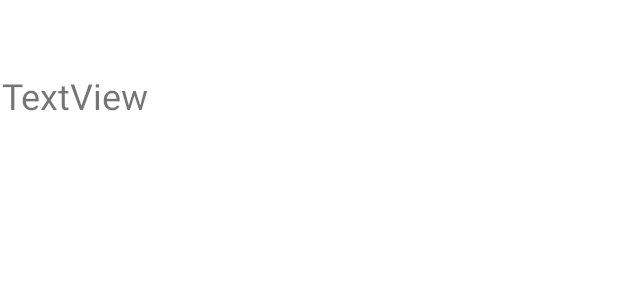
After one commit to DaydreamerBECZ/CadeauCommun, an Android app: the layout layout_participants.xml on its own in the app's theme, with its tools: preview values and no code run, on a phone screen of 412 x 824 dp. The commit adds this screen. Shown: the top 300 px of the screen. Run offline under Robolectric (Android 15) with nearby library versions, the phone set to English and light mode, and no system bars.

```diff
--- a/CadeauCommun/app/src/main/java/com/example/cadeaucommun/BLL/Model/Evenement.java
+++ b/CadeauCommun/app/src/main/java/com/example/cadeaucommun/BLL/Model/Evenement.java
@@ -11,6 +11,7 @@ public class Evenement {
     private String description;
     private LocalDate beginDate;
     private LocalDate endDate;
+    private int organizerID;
 
     public Evenement(String title, String description, LocalDate beginDate, LocalDate endDate) {
         this.id = auto_id++;
--- a/CadeauCommun/app/src/main/java/com/example/cadeaucommun/DAL/MyHelper.java
+++ b/CadeauCommun/app/src/main/java/com/example/cadeaucommun/DAL/MyHelper.java
@@ -36,7 +36,8 @@ public class MyHelper extends SQLiteOpenHelper {
                 "title TEXT, " +
                 "description TEXT, " +
                 "beginDate TEXT," +
-                "endDate TEXT)"
+                "endDate TEXT,"  +
+                "FOREIGN KEY (OrganizerID) REFERENCES participant(id))"
         );
 
         db.execSQL("CREATE TABLE invitation(" +
--- a/CadeauCommun/app/src/main/java/com/example/cadeaucommun/FEL/Activity/eventManagerActivity.java
+++ b/CadeauCommun/app/src/main/java/com/example/cadeaucommun/FEL/Activity/eventManagerActivity.java
@@ -11,10 +11,9 @@ import android.os.Build;
 import android.os.Bundle;
 import android.view.View;
 import android.widget.Button;
-import android.widget.LinearLayout;
 
 import com.example.cadeaucommun.DAL.ConcreteDAOs.EvenementDAO;
-import com.example.cadeaucommun.FEL.Helpers.EventContext.EventAdapter;
+import com.example.cadeaucommun.FEL.Helpers.RecycleViewHelper.EventAdapter;
 import com.example.cadeaucommun.R;
 
 public class eventManagerActivity extends AppCompatActivity {
@@ -41,7 +40,7 @@ public class eventManagerActivity extends AppCompatActivity {
         events.setOnClickListener(new View.OnClickListener() {
             @Override
             public void onClick(View view) {
-
+               // Intent edit = new Intent(this, )
             }
         });
 
--- a/CadeauCommun/app/src/main/java/com/example/cadeaucommun/FEL/Helpers/EventContext/EventAdapter.java
+++ b/CadeauCommun/app/src/main/java/com/example/cadeaucommun/FEL/Helpers/RecycleViewHelper/EventAdapter.java
@@ -1,16 +1,13 @@
-package com.example.cadeaucommun.FEL.Helpers.EventContext;
+package com.example.cadeaucommun.FEL.Helpers.RecycleViewHelper;
 
-import android.os.Build;
 import android.view.LayoutInflater;
 import android.view.View;
 import android.view.ViewGroup;
 import androidx.annotation.NonNull;
-import androidx.annotation.RequiresApi;
 import androidx.recyclerview.widget.RecyclerView;
 import com.example.cadeaucommun.BLL.Model.Evenement;
 import com.example.cadeaucommun.R;
 
-import java.time.LocalDate;
 import java.util.List;
 
 public class EventAdapter extends RecyclerView.Adapter<EventsViewHolder> {
--- a/CadeauCommun/app/src/main/java/com/example/cadeaucommun/FEL/Helpers/EventContext/EventsViewHolder.java
+++ b/CadeauCommun/app/src/main/java/com/example/cadeaucommun/FEL/Helpers/RecycleViewHelper/EventsViewHolder.java
@@ -1,4 +1,4 @@
-package com.example.cadeaucommun.FEL.Helpers.EventContext;
+package com.example.cadeaucommun.FEL.Helpers.RecycleViewHelper;
 
 import android.view.View;
 import android.widget.TextView;
--- /dev/null
+++ b/CadeauCommun/app/src/main/res/layout/layout_participants.xml
@@ -0,0 +1,25 @@
+<?xml version="1.0" encoding="utf-8"?>
+<androidx.constraintlayout.widget.ConstraintLayout xmlns:android="http://schemas.android.com/apk/res/android"
+    xmlns:app="http://schemas.android.com/apk/res-auto"
+    xmlns:tools="http://schemas.android.com/tools"
+    android:layout_width="match_parent"
+    android:layout_height="match_parent">
+
+    <LinearLayout
+        android:layout_width="409dp"
+        android:layout_height="729dp"
+        android:orientation="vertical"
+        app:layout_constraintBottom_toBottomOf="parent"
+        app:layout_constraintEnd_toEndOf="parent"
+        app:layout_constraintStart_toStartOf="parent"
+        app:layout_constraintTop_toTopOf="parent">
+
+        <TextView
+            android:id="@+id/ParticipantNameTextView"
+            android:layout_width="match_parent"
+            android:layout_height="wrap_content"
+            android:text="TextView"
+            android:textSize="24sp" />
+
+    </LinearLayout>
+</androidx.constraintlayout.widget.ConstraintLayout>
```
Also changed, not shown: CadeauCommun/app/src/main/java/com/example/cadeaucommun/FEL/Activity/newEventActivity.java (+20 -1 lines), CadeauCommun/app/src/main/java/com/example/cadeaucommun/FEL/Fragment/participantViewFragment.java (+12 -1 lines), CadeauCommun/app/src/main/java/com/example/cadeaucommun/FEL/Helpers/RecycleViewHelper/ParticipantAdapter.java (added, +46 -0 lines), CadeauCommun/app/src/main/java/com/example/cadeaucommun/FEL/Helpers/RecycleViewHelper/ParticipantsViewHolder.java (added, +37 -0 lines), CadeauCommun/app/src/main/res/layout/fragment_participant_view.xml (+10 -4 lines), 434 other files.
